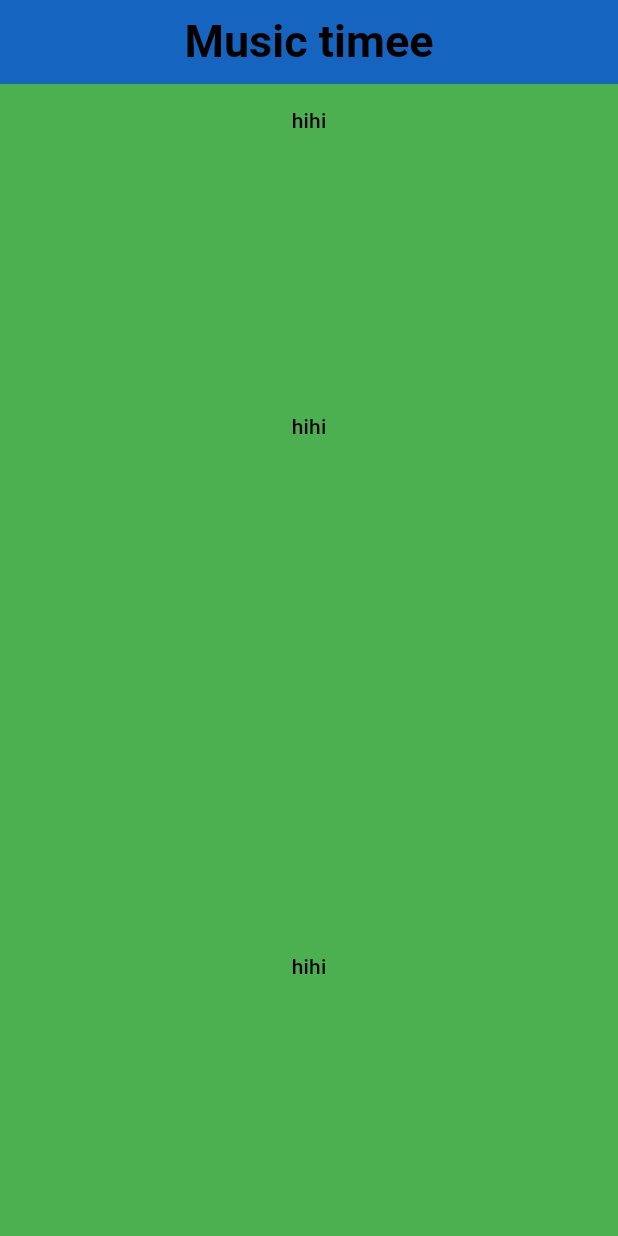
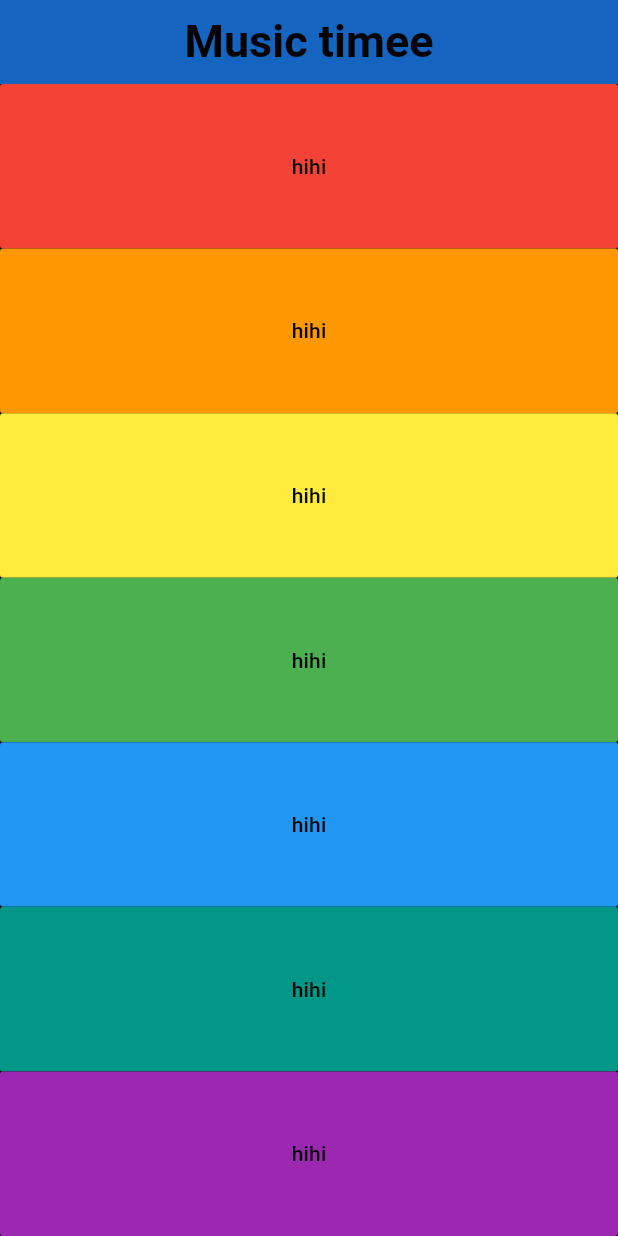
Before and after one commit to tienluan02/xylophone, a Flutter app: the screen it shows after launch, after a tap on "hihi", on a phone screen of 412 x 824 dp. Run offline on Flutter 3.47's test engine with Material 3 defaults, Android fonts, the light colour scheme and no system bars; our stand-ins replace audioplayers.

Commit message:
finish the buttons

```diff
--- a/xylophoneapp/lib/main.dart
+++ b/xylophoneapp/lib/main.dart
@@ -14,7 +14,7 @@ class MyApp extends StatelessWidget {
     return MaterialApp(
       debugShowCheckedModeBanner: false,
       home: Scaffold(
-        backgroundColor: Colors.green,
+        backgroundColor: Colors.black,
         appBar: AppBar(
           backgroundColor: Colors.blue[800],
           title: const Center(
@@ -42,19 +42,26 @@ class MusicPage extends StatefulWidget {
 }
 
 class _MusicPageState extends State<MusicPage> {
+
+  void playMusic(int number) {
+    final player = AudioPlayer();
+    player.play(AssetSource('note$number.wav'));
+  }
   @override
   Widget build(BuildContext context) {
     return Center(
       child: Column(
+        crossAxisAlignment: CrossAxisAlignment.stretch,
         children: [
-          Row(
-              children: [
-                Expanded(child: TextButton(
+                Expanded(child: MaterialButton(
+                  // style: ButtonStyle(
+                  //   backgroundColor: WidgetStateProperty.all(Colors.red),
+                  // ),
+                  color: Colors.red,
                   onPressed: () {
-                    final player = AudioPlayer();
-                    player.play(AssetSource('rclick-13693.mp3'));
+                    playMusic(1);
                   },
-                  child: Text(
+                  child: const Text(
                     'hihi',
                     style: TextStyle(
                       color: Colors.black,
@@ -62,11 +69,15 @@ class _MusicPageState extends State<MusicPage> {
                   ),
                 ),
                 ),
-              ]
-          ),
-          Expanded(child: TextButton(
-            onPressed: () {},
-            child: Text(
+          Expanded(child: MaterialButton(
+    //         style: ButtonStyle(
+    //           backgroundColor: WidgetStateProperty.all(Colors.orange),
+    // ),
+            color: Colors.orange,
+            onPressed: () {
+              playMusic(2);
+            },
+            child: const Text(
               'hihi',
               style: TextStyle(
                 color: Colors.black,
@@ -74,9 +85,79 @@ class _MusicPageState extends State<MusicPage> {
             ),
           ),
           ),
-          Expanded(child: TextButton(
-            onPressed: () {},
-            child: Text(
+          Expanded(child: MaterialButton(
+            // style: ButtonStyle(
+            //   backgroundColor: WidgetStateProperty.all(Colors.yellow),
+            // ),
+            color: Colors.yellow,
+            onPressed: () {
+              playMusic(3);
+            },
+            child: const Text(
+              'hihi',
+              style: TextStyle(
+                color: Colors.black,
+              ),
+            ),
+          ),
+          ),
+          Expanded(child: MaterialButton(
+            // style: ButtonStyle(
+            //   backgroundColor: WidgetStateProperty.all(Colors.green),
+            // ),
+            color: Colors.green,
+            onPressed: () {
+              playMusic(4);
+            },
+            child: const Text(
+              'hihi',
+              style: TextStyle(
+                color: Colors.black,
+              ),
+            ),
+          ),
+          ),
+          Expanded(child: MaterialButton(
+            // style: ButtonStyle(
+            //   backgroundColor: WidgetStateProperty.all(Colors.blue),
+            // ),
+            color: Colors.blue,
+            onPressed: () {
+              playMusic(5);
+            },
+            child: const Text(
+              'hihi',
+              style: TextStyle(
+                color: Colors.black,
+              ),
+            ),
+          ),
+          ),
+          Expanded(child: MaterialButton(
+            // style: ButtonStyle(
+            //   backgroundColor: WidgetStateProperty.all(Colors.teal),
+            // ),
+            color: Colors.teal,
+            onPressed: () {
+              playMusic(6);
+            },
+            child: const Text(
+              'hihi',
+              style: TextStyle(
+                color: Colors.black,
+              ),
+            ),
+          ),
+          ),
+          Expanded(child: MaterialButton(
+            // style: ButtonStyle(
+            //   backgroundColor: WidgetStateProperty.all(Colors.purple),
+            // ),
+            color: Colors.purple,
+            onPressed: () {
+              playMusic(7);
+            },
+            child: const Text(
               'hihi',
               style: TextStyle(
                 color: Colors.black,
--- a/xylophoneapp/pubspec.yaml
+++ b/xylophoneapp/pubspec.yaml
@@ -59,7 +59,7 @@ flutter:
   # To add assets to your application, add an assets section, like this:
   assets:
      - assets/
-     - images/
+#     - images/
 
   # An image asset can refer to one or more resolution-specific "variants", see
   # https://flutter.dev/assets-and-images/#resolution-aware
```
